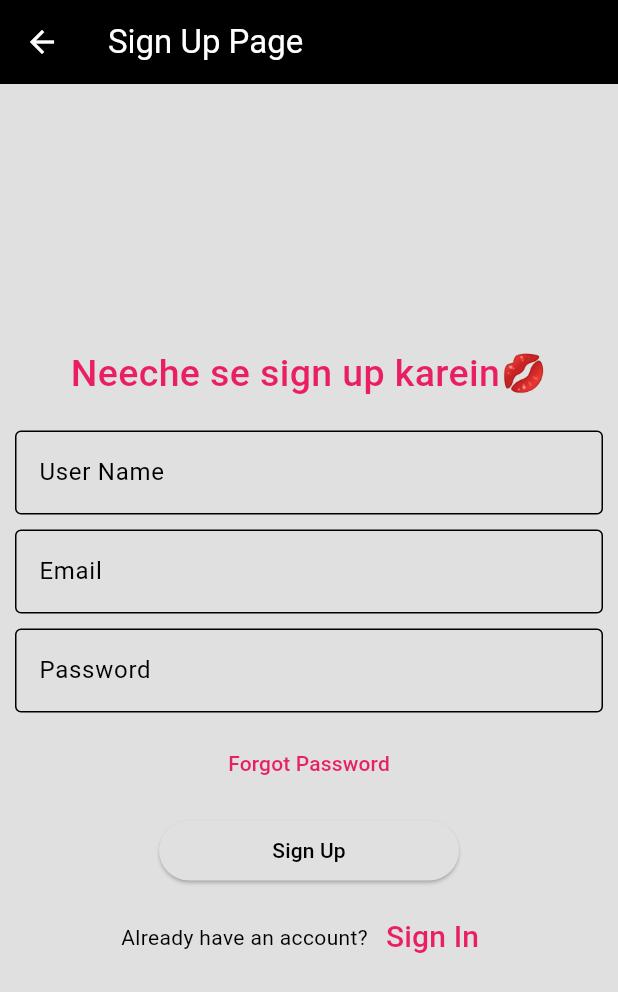
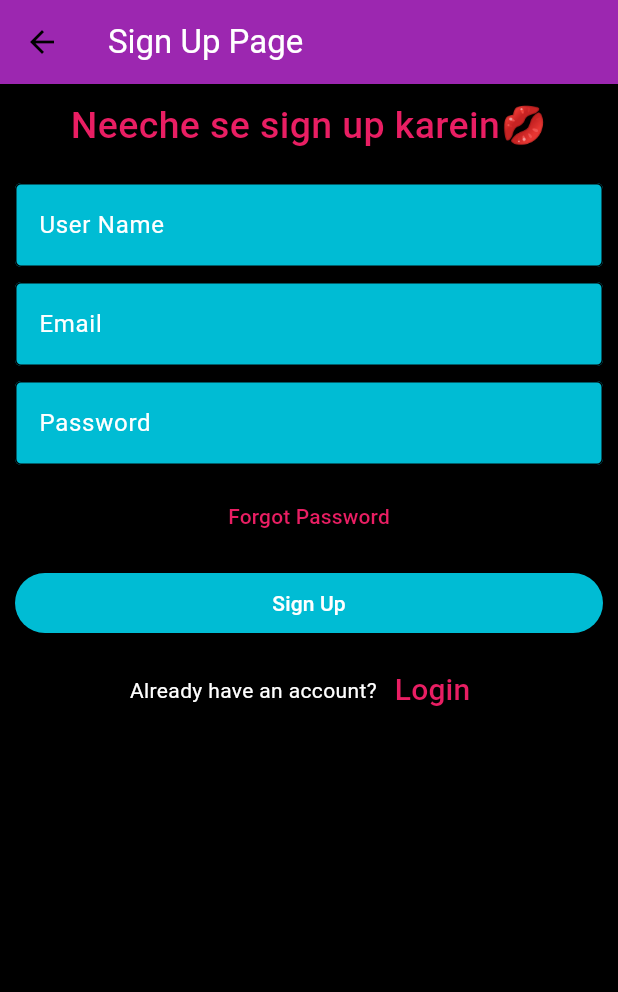
Before and after one commit to RYzeOnGit/MurMur, a Flutter app: the SignUpPage screen opened directly, on a phone screen of 412 x 824 dp. Shown: the top 992 px of the screen. Run offline on Flutter 3.47's test engine with Material 3 defaults, Android fonts, the phone set to English and light mode, and no system bars.

Commit message:
Experimenting with colors and various options

```diff
--- a/frontend/lib/pages/SignUpPage.dart
+++ b/frontend/lib/pages/SignUpPage.dart
@@ -16,14 +16,14 @@ class SignUpPage extends StatelessWidget {
           ),
         ),
         iconTheme: const IconThemeData(
-          color: Colors.white,
+          color: Colors.black,
         ),
-        backgroundColor: Colors.black,
+        backgroundColor: Colors.purple,
       ),
+      backgroundColor: Colors.black,
       body: Padding(
         padding: const EdgeInsets.all(10),
-        child: Column(
-          mainAxisAlignment: MainAxisAlignment.center,
+        child: ListView(
           children: [
             const Text(
               'Neeche se sign up karein💋',
@@ -42,6 +42,9 @@ class SignUpPage extends StatelessWidget {
                 decoration: const InputDecoration(
                   border: OutlineInputBorder(),
                   labelText: 'User Name',
+                  labelStyle: TextStyle(color: Colors.white),
+                  filled: true,
+                  fillColor: Colors.cyan, // Set the background color here
                 ),
               ),
             ),
@@ -53,6 +56,9 @@ class SignUpPage extends StatelessWidget {
                 decoration: const InputDecoration(
                   border: OutlineInputBorder(),
                   labelText: 'Email',
+                  labelStyle: TextStyle(color: Colors.white),
+                  filled: true,
+                  fillColor: Colors.cyan, // Set the background color here
                 ),
               ),
             ),
@@ -65,6 +71,9 @@ class SignUpPage extends StatelessWidget {
                 decoration: const InputDecoration(
                   border: OutlineInputBorder(),
                   labelText: 'Password',
+                  labelStyle: TextStyle(color: Colors.white),
+                  filled: true,
+                  fillColor: Colors.cyan, // Set the background color here
                 ),
               ),
             ),
@@ -82,6 +91,9 @@ class SignUpPage extends StatelessWidget {
             SizedBox(
               width: 200, // Adjust the width as needed
               child: ElevatedButton(
+                style: ElevatedButton.styleFrom(
+                  backgroundColor: Colors.cyan, // Set the background color here
+                ),
                 onPressed: () {
                   print("Username: ${usernameController.text}");
                   print("Email: ${emailController.text}");
@@ -89,7 +101,7 @@ class SignUpPage extends StatelessWidget {
                 },
                 child: const Text(
                   'Sign Up',
-                  style: TextStyle(color: Colors.black),
+                  style: TextStyle(color: Colors.white),
                 ),
               ),
             ),
@@ -97,13 +109,16 @@ class SignUpPage extends StatelessWidget {
             Row(
               mainAxisAlignment: MainAxisAlignment.center,
               children: <Widget>[
-                const Text('Already have an account?'),
+                const Text(
+                  'Already have an account?',
+                  style: TextStyle(color: Colors.white),
+                ),
                 TextButton(
                   onPressed: () {
                     Navigator.pop(context);
                   },
                   child: const Text(
-                    'Sign In',
+                    'Login',
                     style: TextStyle(fontSize: 20, color: Colors.pink),
                   ),
                 ),
```
